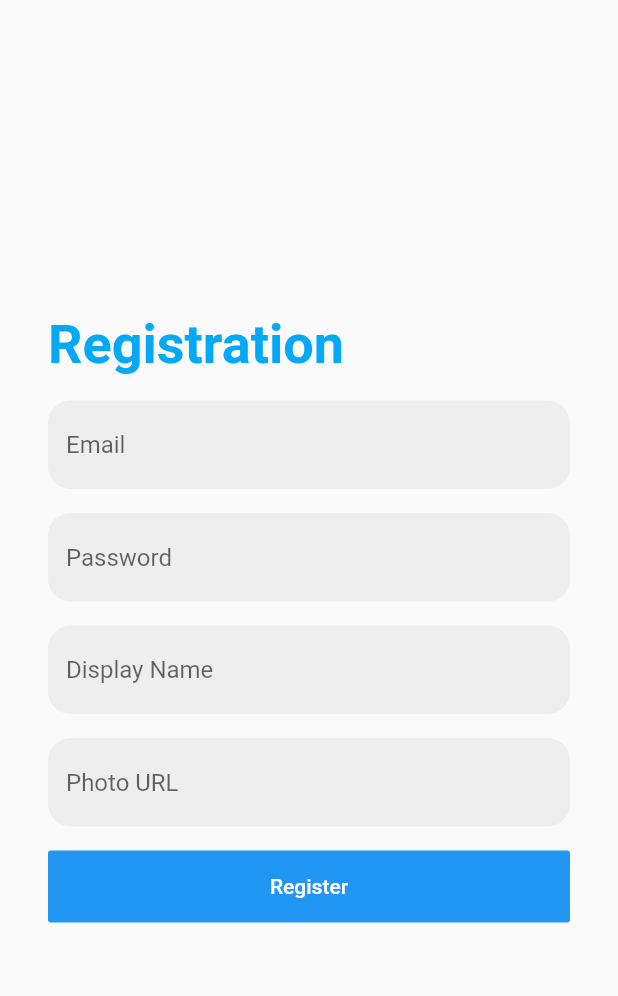
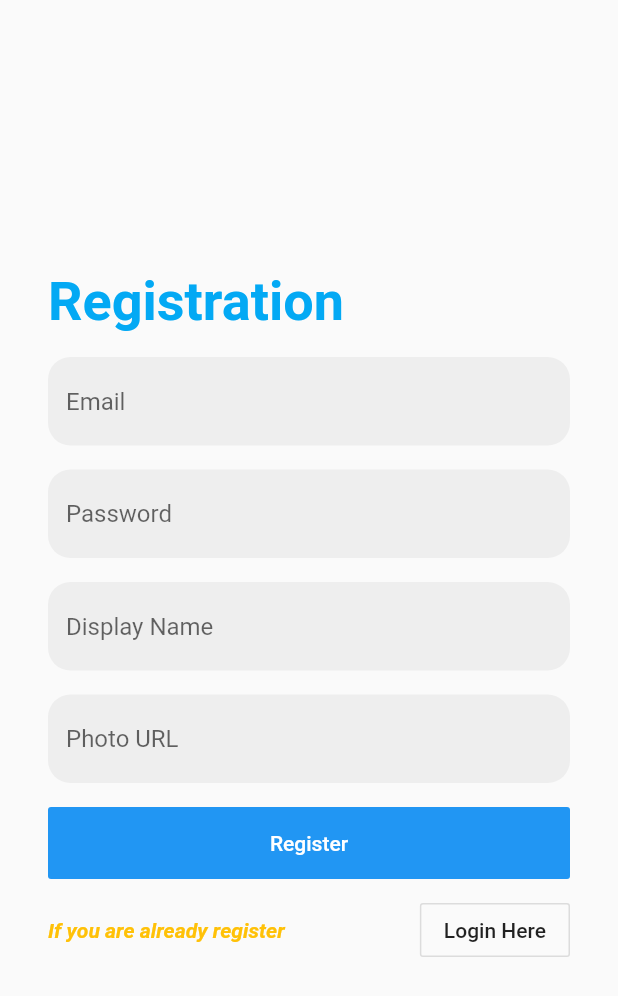
Before and after one commit to Manu-AdapptLimited/ecomshop, a Flutter app: the screen it shows after launch, on a phone screen of 412 x 824 dp. Shown: the top 996 px of the screen. Run offline on Flutter 3.47's test engine with Material 2 defaults, Android fonts, the phone set to English and light mode, and no system bars; our stand-ins replace firebase_auth; accounts and stored records are empty.

Commit message:
minor bug

```diff
--- a/lib/Screens/LoginScreen.dart
+++ b/lib/Screens/LoginScreen.dart
@@ -99,6 +99,8 @@ class LoginScreen extends StatelessWidget {
                             builder: (context) => HomePage(
                                 name: user.displayName,
                                 imageUrl: user.photoUrl)));
+                      } else {
+                        print("error");
                       }
                     },
                     child: Text("Login"),
--- a/lib/Screens/RegistrationScreen.dart
+++ b/lib/Screens/RegistrationScreen.dart
@@ -1,6 +1,8 @@
 import 'package:firebase_auth/firebase_auth.dart';
 import 'package:flutter/material.dart';
 import 'package:ecomshop/Screens/LoginScreen.dart';
+
+import '../HomePage.dart';
 
 class RegistrationScreen extends StatelessWidget {
   final _emailController = TextEditingController();
@@ -163,6 +165,25 @@ class RegistrationScreen extends StatelessWidget {
                   decoration: BoxDecoration(
                     borderRadius: BorderRadius.all(Radius.circular(15.0)),
                   ),
+                ),
+                SizedBox(height:10.0),
+                Row(
+                  mainAxisAlignment: MainAxisAlignment.spaceBetween,
+
+                    children: <Widget>[
+                      Text("If you are already register" , style: TextStyle(
+                        fontStyle: FontStyle.italic,
+                        fontWeight: FontWeight.bold,
+                        color: Colors.amber
+                      ),),
+                      OutlineButton(onPressed: (){
+                        Navigator.of(context).push(MaterialPageRoute(
+                            builder: (context) => LoginScreen()));
+                      },
+                      child: Text("Login Here"),
+
+                      )
+                    ],
                 )
               ],
             )),
```
